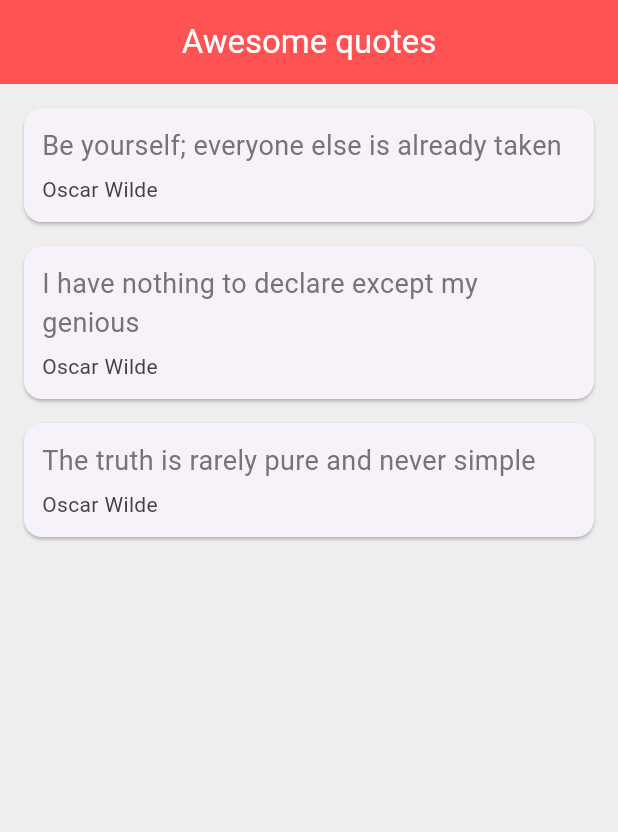
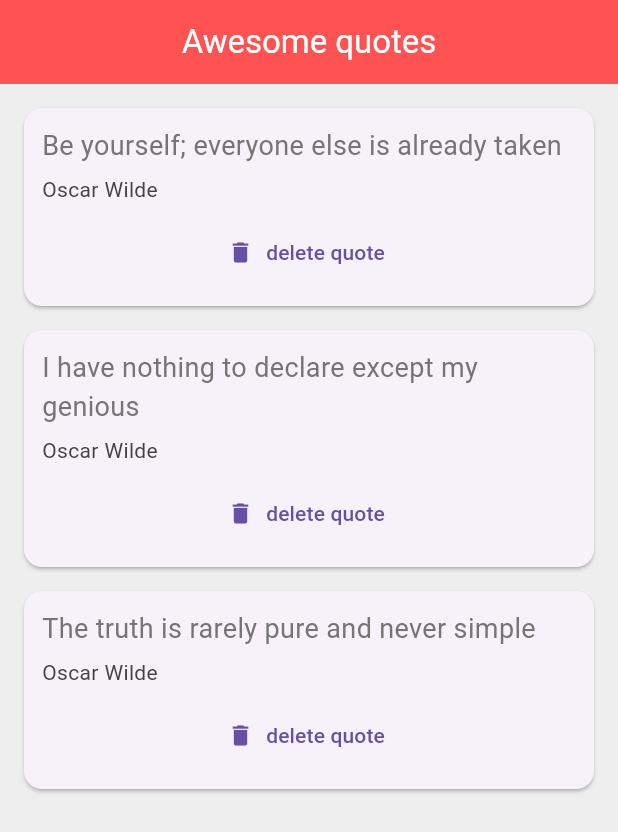
Before and after one commit to juansgt/quotes_list, a Flutter app: the screen it shows after launch, on a phone screen of 412 x 824 dp. Shown: the top 832 px of the screen. Run offline on Flutter 3.47's test engine with Material 3 defaults, Android fonts, the light colour scheme and no system bars.

Commit message:
Añadido el paso de funciones como parametro, para el borrado de un elemento de la lista

```diff
--- a/lib/card_service.dart
+++ b/lib/card_service.dart
@@ -5,7 +5,7 @@
 
 class CardService implements ICardService {
   @override
-  StatelessWidget getCard({ required Quote quote }) {
-    return QuoteCard(quote: quote);
+  StatelessWidget getCard({ required Quote quote, VoidCallback? delete }) {
+    return QuoteCard(quote: quote, delete: delete);
   }
 }
--- a/lib/i_card_service.dart
+++ b/lib/i_card_service.dart
@@ -2,5 +2,5 @@
 import 'package:quotes_list/quote.dart';
 
 abstract interface class ICardService {
-  StatelessWidget getCard({ required Quote quote });
+  StatelessWidget getCard({ required Quote quote, VoidCallback? delete });
 }
--- a/lib/main.dart
+++ b/lib/main.dart
@@ -45,7 +45,14 @@
         backgroundColor: Colors.redAccent,
       ),
       body: Column(
-        children: quotes.map((quote) => cardService.getCard(quote: quote)).toList(),
+        children: quotes.map((quote) => cardService.getCard(
+          quote: quote,
+          delete: () {
+            setState(() {
+              quotes.remove(quote);
+            });
+          }
+        )).toList(),
       ),
     );
   }
--- a/lib/quote_card.dart
+++ b/lib/quote_card.dart
@@ -4,8 +4,9 @@
 class QuoteCard extends StatelessWidget {
 
   final Quote quote;
+  final VoidCallback? delete;
 
-  QuoteCard({ required this.quote });
+  QuoteCard({ required this.quote, this.delete });
 
   @override
   Widget build(BuildContext context) {
@@ -29,8 +30,13 @@
               style: TextStyle(
                 fontSize: 14,
                 color: Colors.grey[800],
-
               ),
+            ),
+            SizedBox(height: 8.0),
+            TextButton.icon(
+              onPressed: delete,
+              label: Text('delete quote'),
+              icon: Icon(Icons.delete),
             )
           ],
         ),
```
